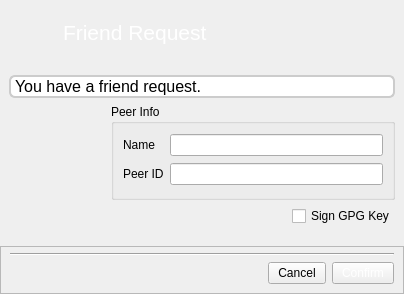
First picture: the form in retroshare-gui/src/gui/connect/FriendRequest.ui, repository RetroShare/RetroShare, before the edit.
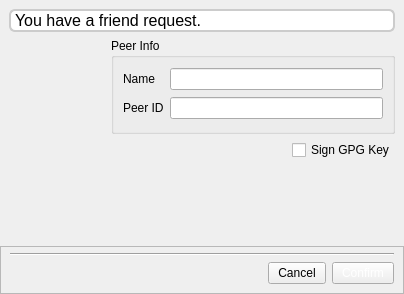
Second picture: the form after the edit. Icons and pictures are not drawn. Custom widgets are drawn as their Qt base class.

Commit message: Added new base class HeaderFrame - image and text at top of the windows.

Patch:
```diff
--- a/retroshare-gui/src/gui/connect/FriendRequest.ui
+++ b/retroshare-gui/src/gui/connect/FriendRequest.ui
@@ -28,17 +28,7 @@
     <number>0</number>
    </property>
    <item row="0" column="0">
-    <widget class="QFrame" name="frame">
-     <property name="sizePolicy">
-      <sizepolicy hsizetype="Preferred" vsizetype="Fixed">
-       <horstretch>0</horstretch>
-       <verstretch>0</verstretch>
-      </sizepolicy>
-     </property>
-     <property name="styleSheet">
-      <string notr="true">QFrame#frame{background-image: url(:/images/connect/connectFriendBanner.png);} 
-</string>
-     </property>
+    <widget class="HeaderFrame" name="headerFrame">
      <property name="frameShape">
       <enum>QFrame::NoFrame</enum>
      </property>
@@ -48,47 +38,6 @@
      <property name="lineWidth">
       <number>1</number>
      </property>
-     <layout class="QGridLayout" name="gridLayout">
-      <item row="0" column="0">
-       <widget class="QLabel" name="label">
-        <property name="sizePolicy">
-         <sizepolicy hsizetype="Fixed" vsizetype="Fixed">
-          <horstretch>0</horstretch>
-          <verstretch>0</verstretch>
-         </sizepolicy>
-        </property>
-        <property name="minimumSize">
-         <size>
-          <width>48</width>
-          <height>48</height>
-         </size>
-        </property>
-        <property name="maximumSize">
-         <size>
-          <width>48</width>
-          <height>48</height>
-         </size>
-        </property>
-        <property name="text">
-         <string/>
-        </property>
-        <property name="pixmap">
-         <pixmap resource="../images.qrc">:/images/user/user_request48.png</pixmap>
-        </property>
-       </widget>
-      </item>
-      <item row="0" column="1">
-       <widget class="QLabel" name="label_2">
-        <property name="text">
-         <string>&lt;!DOCTYPE HTML PUBLIC &quot;-//W3C//DTD HTML 4.0//EN&quot; &quot;http://www.w3.org/TR/REC-html40/strict.dtd&quot;&gt;
-&lt;html&gt;&lt;head&gt;&lt;meta name=&quot;qrichtext&quot; content=&quot;1&quot; /&gt;&lt;style type=&quot;text/css&quot;&gt;
-p, li { white-space: pre-wrap; }
-&lt;/style&gt;&lt;/head&gt;&lt;body style=&quot; font-family:'MS Shell Dlg 2'; font-size:8.25pt; font-weight:400; font-style:normal;&quot;&gt;
-&lt;p style=&quot; margin-top:0px; margin-bottom:0px; margin-left:0px; margin-right:0px; -qt-block-indent:0; text-indent:0px;&quot;&gt;&lt;span style=&quot; font-size:16pt; color:#ffffff;&quot;&gt;Friend Request&lt;/span&gt;&lt;/p&gt;&lt;/body&gt;&lt;/html&gt;</string>
-        </property>
-       </widget>
-      </item>
-     </layout>
     </widget>
    </item>
    <item row="2" column="0">
@@ -321,6 +270,12 @@
    <header>gui/common/AvatarWidget.h</header>
    <container>1</container>
   </customwidget>
+  <customwidget>
+   <class>HeaderFrame</class>
+   <extends>QFrame</extends>
+   <header>gui/common/HeaderFrame.h</header>
+   <container>1</container>
+  </customwidget>
  </customwidgets>
  <resources>
   <include location="../images.qrc"/>
```
Left out of the diff: 6 changed lines with no effect on the pictures. The commit also changes 41 other files.
